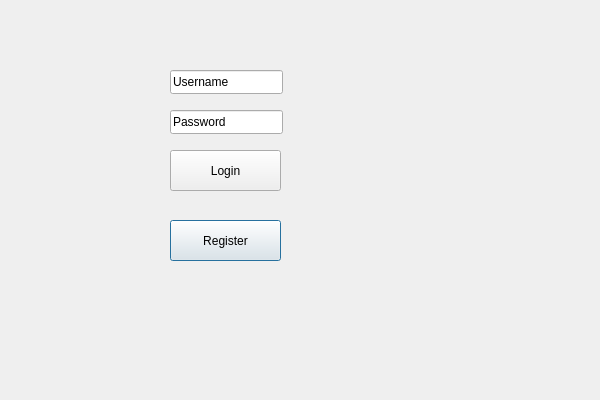
Old version of the form Client/LoginPage.ui in the repository andramoc04-dev/ProjectModernCpp.
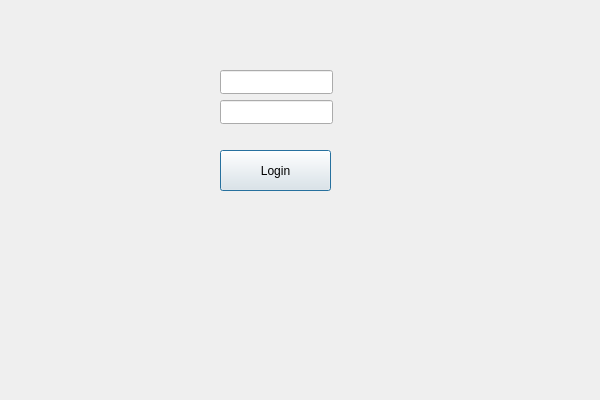
New version of the form.

Commit message: Added login button and functionality to validate username and password

The edit to the form file:
```diff
--- a/Client/LoginPage.ui
+++ b/Client/LoginPage.ui
@@ -13,23 +13,10 @@
   <property name="windowTitle">
    <string>LoginPage</string>
   </property>
-  <widget class="QPushButton" name="registerButton">
-   <property name="geometry">
-    <rect>
-     <x>170</x>
-     <y>220</y>
-     <width>111</width>
-     <height>41</height>
-    </rect>
-   </property>
-   <property name="text">
-    <string>Register</string>
-   </property>
-  </widget>
   <widget class="QPushButton" name="loginButton">
    <property name="geometry">
     <rect>
-     <x>170</x>
+     <x>220</x>
      <y>150</y>
      <width>111</width>
      <height>41</height>
@@ -42,27 +29,27 @@
   <widget class="QLineEdit" name="Password">
    <property name="geometry">
     <rect>
-     <x>170</x>
-     <y>110</y>
+     <x>220</x>
+     <y>100</y>
      <width>113</width>
      <height>24</height>
     </rect>
    </property>
    <property name="text">
-    <string>Password</string>
+    <string/>
    </property>
   </widget>
   <widget class="QLineEdit" name="Username">
    <property name="geometry">
     <rect>
-     <x>170</x>
+     <x>220</x>
      <y>70</y>
      <width>113</width>
      <height>24</height>
     </rect>
    </property>
    <property name="text">
-    <string>Username</string>
+    <string/>
    </property>
   </widget>
  </widget>
```
The commit also changes 5 other files.
